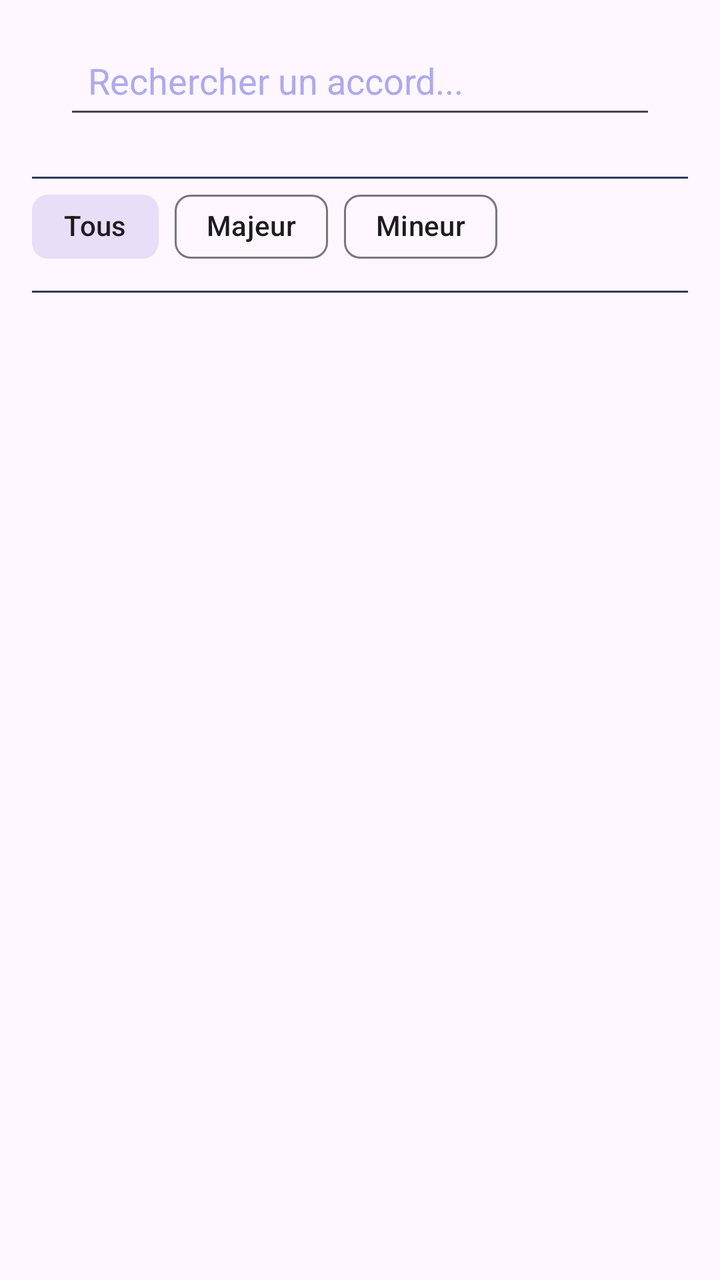
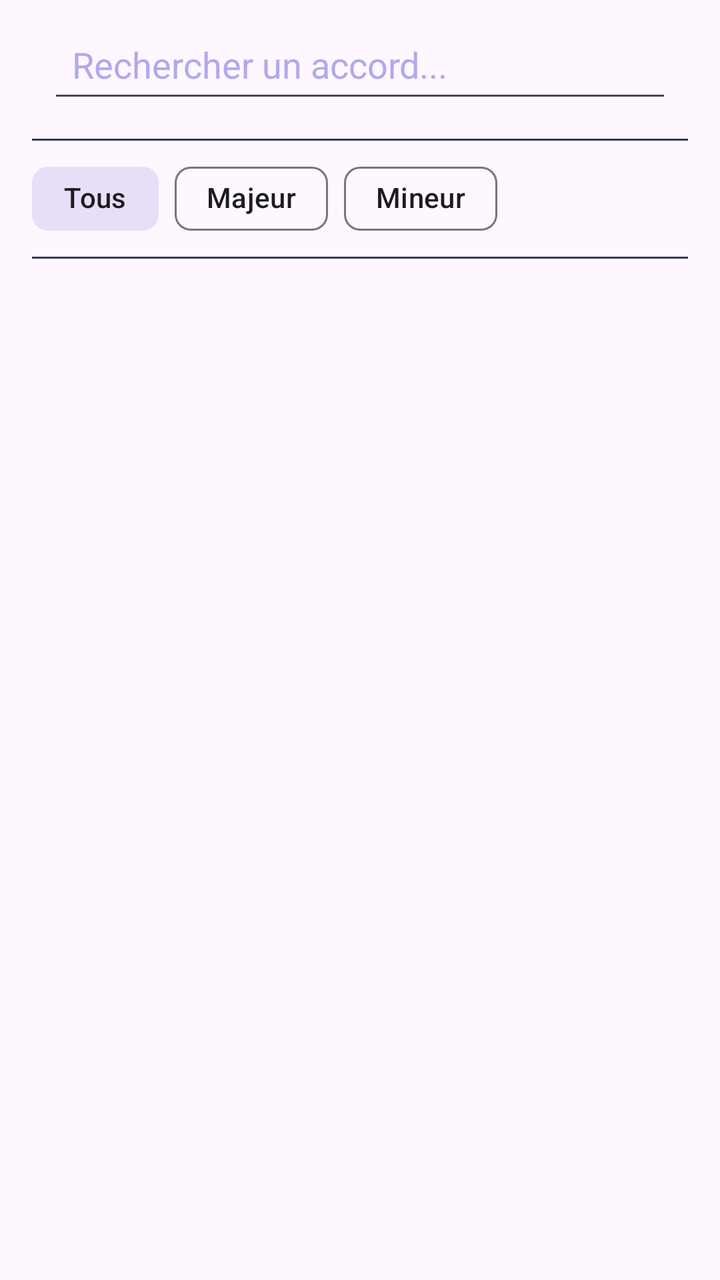

Screens rendered from an Android XML layout before and after an edit, with the pre-edit source and the edit as a unified diff.
<!-- AndroidManifest.xml: application theme Theme.Guitar -->
<!-- res/layout/fragment_chords.xml -->
<?xml version="1.0" encoding="utf-8"?>
<LinearLayout xmlns:android="http://schemas.android.com/apk/res/android"
    xmlns:app="http://schemas.android.com/apk/res-auto"
    android:layout_width="match_parent"
    android:layout_height="match_parent"
    android:paddingLeft="16dp"
    android:paddingRight="16dp"
    android:orientation="vertical"
    android:gravity="top">

    <EditText
        android:id="@+id/searchInput"
        android:layout_width="match_parent"
        android:layout_height="wrap_content"
        android:layout_margin="16dp"
        android:padding="12dp"
        android:hint="Rechercher un accord..."
        android:textColor="@color/dark_text"
        android:textColorHint="@color/dark_textSecondary"
        android:inputType="text"
        android:drawableTint="@color/dark_textSecondary"
        android:drawablePadding="8dp" />

    <View
        android:layout_width="match_parent"
        android:layout_height="1dp"
        android:background="@color/dark_line"
        android:layout_marginTop="8dp" />

    <com.google.android.material.chip.ChipGroup
        android:id="@+id/chipGroup"
        android:layout_width="match_parent"
        android:layout_height="wrap_content"
        app:singleSelection="true"
        app:selectionRequired="true">

        <com.google.android.material.chip.Chip
            android:id="@+id/chipAll"
            android:layout_width="wrap_content"
            android:layout_height="wrap_content"
            android:text="Tous"
            android:checkable="true"
            android:checked="true" />

        <com.google.android.material.chip.Chip
            android:id="@+id/chipMajor"
            android:layout_width="wrap_content"
            android:layout_height="wrap_content"
            android:text="Majeur"
            android:checkable="true" />

        <com.google.android.material.chip.Chip
            android:id="@+id/chipMinor"
            android:layout_width="wrap_content"
            android:layout_height="wrap_content"
            android:text="Mineur"
            android:checkable="true" />
    </com.google.android.material.chip.ChipGroup>

    <View
        android:layout_width="match_parent"
        android:layout_height="1dp"
        android:background="@color/dark_line"
        android:layout_marginTop="8dp" />

    <androidx.recyclerview.widget.RecyclerView
        android:id="@+id/recyclerView"
        android:layout_width="match_parent"
        android:layout_height="match_parent"
        android:layout_marginLeft="8dp"
        android:layout_marginRight="8dp"
        >

    </androidx.recyclerview.widget.RecyclerView>
</LinearLayout>
<!-- resources referenced by this layout -->
<resources>
  <color name="dark_line">#2E3A5A</color>
  <color name="dark_text">#EEEDFE</color>
  <color name="dark_textSecondary">#AFA9EC</color>
  <style name="Theme.Guitar" parent="Base.Theme.Guitar" />
  <style name="Base.Theme.Guitar" parent="Theme.Material3.DayNight.NoActionBar">
          
          
      </style>
</resources>

<!-- the commit's change to res/layout/fragment_chords.xml (unified diff, before → after) -->
@@ -12,7 +12,7 @@
         android:id="@+id/searchInput"
         android:layout_width="match_parent"
         android:layout_height="wrap_content"
-        android:layout_margin="16dp"
+        android:layout_margin="8dp"
         android:padding="12dp"
         android:hint="Rechercher un accord..."
         android:textColor="@color/dark_text"
@@ -25,7 +25,8 @@
         android:layout_width="match_parent"
         android:layout_height="1dp"
         android:background="@color/dark_line"
-        android:layout_marginTop="8dp" />
+        android:layout_marginTop="5dp"
+        android:layout_marginBottom="5dp"/>
 
     <com.google.android.material.chip.ChipGroup
         android:id="@+id/chipGroup"
@@ -61,7 +62,8 @@
         android:layout_width="match_parent"
         android:layout_height="1dp"
         android:background="@color/dark_line"
-        android:layout_marginTop="8dp" />
+        android:layout_marginTop="5dp"
+        android:layout_marginBottom="5dp"/>
 
     <androidx.recyclerview.widget.RecyclerView
         android:id="@+id/recyclerView"
